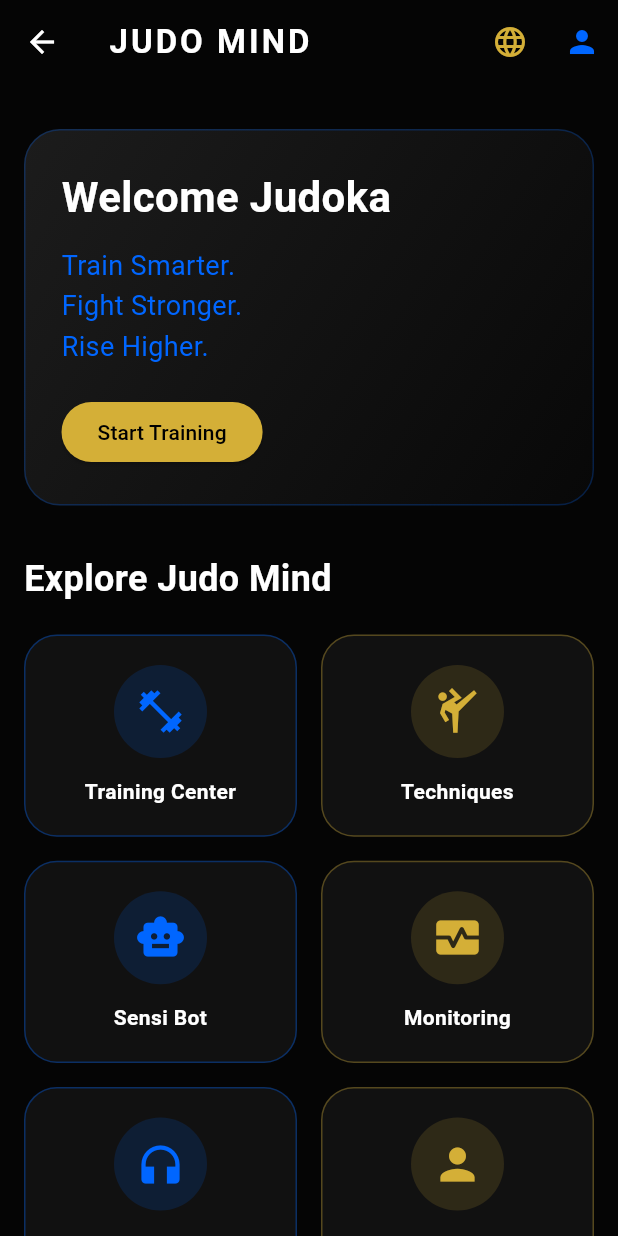
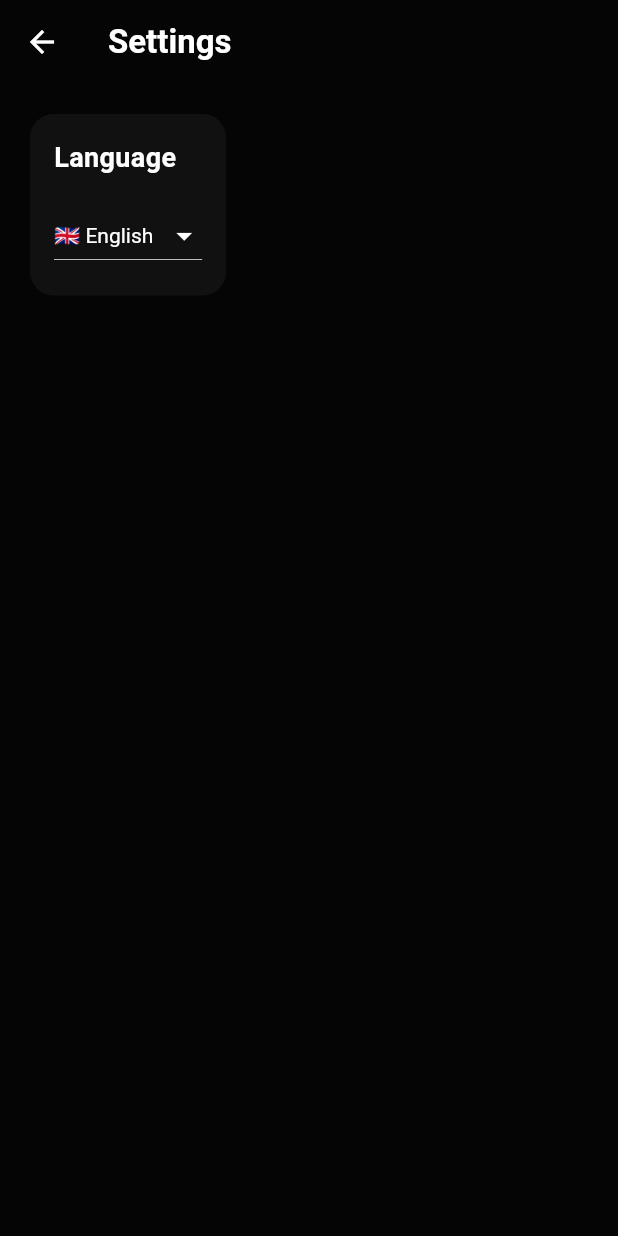
Before and after one commit to JAVANIJUDO/judo_mind_mvp, a Flutter app: the screen it shows after launch, after a tap on the "language" icon, on a phone screen of 412 x 824 dp. Run offline on Flutter 3.47's test engine with Material 3 defaults, Android fonts, the phone set to English and light mode, and no system bars.

Commit message:
Judo Mind v0.5 - Language selector and settings integrated

```diff
--- a/lib/core/routes/app_routes.dart
+++ b/lib/core/routes/app_routes.dart
@@ -3,6 +3,7 @@ import 'package:flutter/material.dart';
 import '../../screens/home/home_screen.dart';
 import '../../screens/techniques/techniques_screen.dart';
 import '../../screens/splash/splash_screen.dart';
+import '../../screens/settings/settings_screen.dart';
 
 
 
@@ -15,21 +16,26 @@ class AppRoutes {
 
   static const String techniques = "/techniques";
 
+  static const String settings = "/settings";
+
 
 
   static Map<String, WidgetBuilder> routes = {
 
 
-    splash: (context) => const SplashScreen(),
+  splash: (context) => const SplashScreen(),
 
 
-    home: (context) => const HomeScreen(),
+  home: (context) => const HomeScreen(),
 
 
-    techniques: (context) => const TechniquesScreen(),
+  techniques: (context) => const TechniquesScreen(),
 
 
-  };
+  settings: (context) => const SettingsScreen(),
+
+
+};
 
 
 }
--- a/lib/screens/home/home_screen.dart
+++ b/lib/screens/home/home_screen.dart
@@ -68,17 +68,24 @@ class HomeScreen extends StatelessWidget {
 
           IconButton(
 
-            onPressed: () {},
+  onPressed: () {
 
-            icon: const Icon(
+    Navigator.pushNamed(
+      context,
+      "/settings",
+    );
 
-              Icons.language,
+  },
 
-              color: AppTheme.gold,
+  icon: const Icon(
 
-            ),
+    Icons.language,
 
-          ),
+    color: AppTheme.gold,
+
+  ),
+
+),
 
 
           IconButton(
--- /dev/null
+++ b/lib/screens/settings/settings_screen.dart
@@ -0,0 +1,59 @@
+import 'package:flutter/material.dart';
+
+import '../../core/widgets/language/language_selector.dart';
+
+
+class SettingsScreen extends StatelessWidget {
+
+  const SettingsScreen({
+    super.key,
+  });
+
+
+  @override
+  Widget build(BuildContext context) {
+
+
+    return Scaffold(
+
+      backgroundColor: const Color(0xFF050505),
+
+
+      appBar: AppBar(
+
+        backgroundColor: const Color(0xFF050505),
+
+        title: const Text(
+          "Settings",
+        ),
+
+      ),
+
+
+      body: Padding(
+
+        padding: const EdgeInsets.all(20),
+
+
+        child: Column(
+
+          crossAxisAlignment: CrossAxisAlignment.start,
+
+
+          children: [
+
+
+            const LanguageSelector(),
+
+
+          ],
+
+        ),
+
+      ),
+
+    );
+
+  }
+
+}
```
